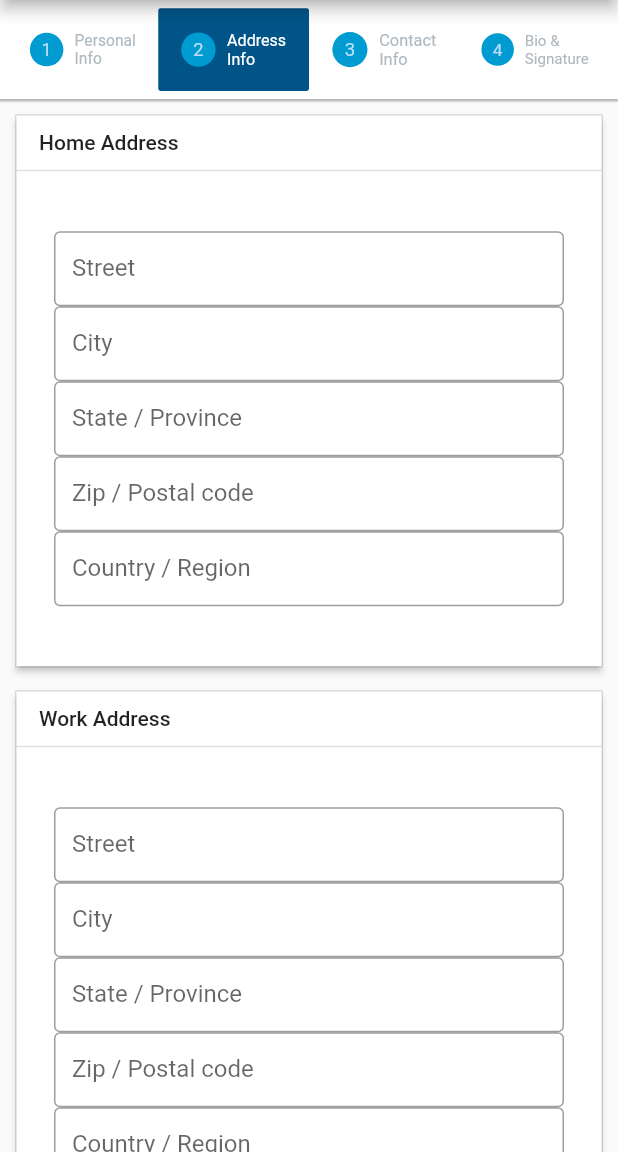
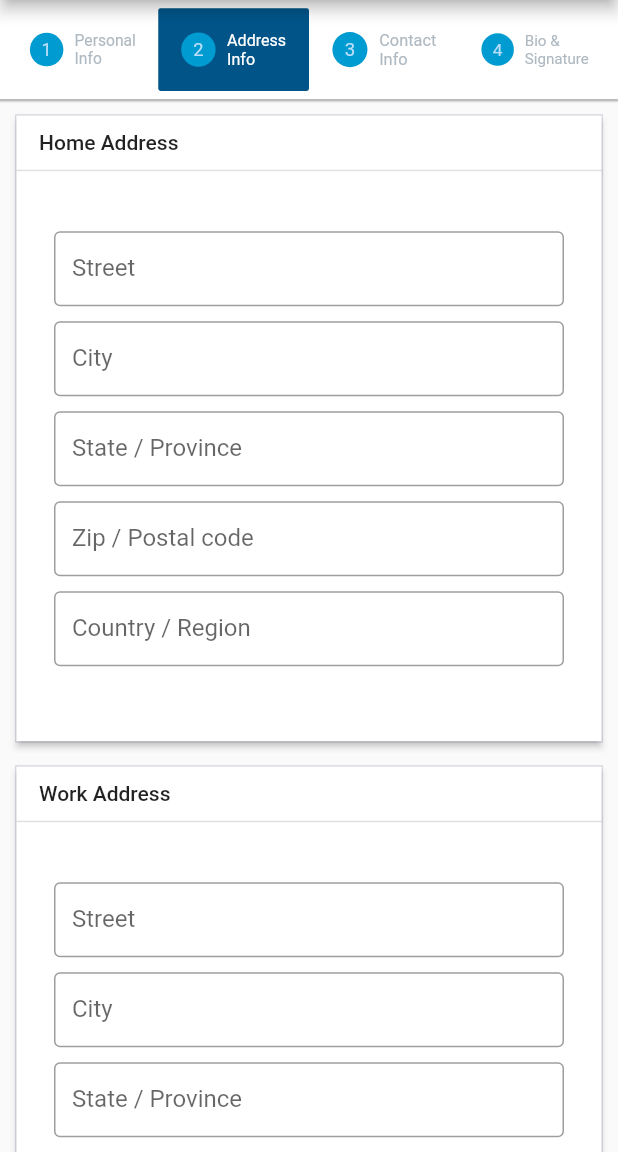
Before and after one commit to startx88/aprio, a Flutter app: the EditContactScreen screen opened by its route, after a tap on an icon or button, on a phone screen of 412 x 824 dp, the part 84-1236 px from its top. Run offline on Flutter 3.47's test engine with Material 2 defaults, Android fonts, the phone set to English and light mode, and no system bars; our stand-ins replace font_awesome_flutter; network calls fail.

Commit message:
update latest files

```diff
--- a/lib/screens/contact/address_info.dart
+++ b/lib/screens/contact/address_info.dart
@@ -24,6 +24,7 @@ class AddressInformation extends StatelessWidget {
                       children: [
                         Container(
                           height: 50,
+                          margin: const EdgeInsets.only(bottom: 10.0),
                           child: TextField(
                             keyboardType: TextInputType.text,
                             decoration: InputDecoration(
@@ -34,6 +35,7 @@ class AddressInformation extends StatelessWidget {
                         ),
                         Container(
                           height: 50,
+                          margin: const EdgeInsets.only(bottom: 10.0),
                           child: TextField(
                             keyboardType: TextInputType.text,
                             decoration: InputDecoration(
@@ -44,6 +46,7 @@ class AddressInformation extends StatelessWidget {
                         ),
                         Container(
                           height: 50,
+                          margin: const EdgeInsets.only(bottom: 10.0),
                           child: TextField(
                             keyboardType: TextInputType.text,
                             decoration: InputDecoration(
@@ -54,6 +57,7 @@ class AddressInformation extends StatelessWidget {
                         ),
                         Container(
                           height: 50,
+                          margin: const EdgeInsets.only(bottom: 10.0),
                           child: TextField(
                             keyboardType: TextInputType.text,
                             decoration: InputDecoration(
@@ -64,6 +68,7 @@ class AddressInformation extends StatelessWidget {
                         ),
                         Container(
                           height: 50,
+                          margin: const EdgeInsets.only(bottom: 10.0),
                           child: TextField(
                             keyboardType: TextInputType.text,
                             decoration: InputDecoration(
@@ -88,6 +93,7 @@ class AddressInformation extends StatelessWidget {
                       children: [
                         Container(
                           height: 50,
+                          margin: const EdgeInsets.only(bottom: 10.0),
                           child: TextField(
                             keyboardType: TextInputType.text,
                             decoration: InputDecoration(
@@ -98,6 +104,7 @@ class AddressInformation extends StatelessWidget {
                         ),
                         Container(
                           height: 50,
+                          margin: const EdgeInsets.only(bottom: 10.0),
                           child: TextField(
                             keyboardType: TextInputType.text,
                             decoration: InputDecoration(
@@ -108,6 +115,7 @@ class AddressInformation extends StatelessWidget {
                         ),
                         Container(
                           height: 50,
+                          margin: const EdgeInsets.only(bottom: 10.0),
                           child: TextField(
                             keyboardType: TextInputType.text,
                             decoration: InputDecoration(
@@ -118,6 +126,7 @@ class AddressInformation extends StatelessWidget {
                         ),
                         Container(
                           height: 50,
+                          margin: const EdgeInsets.only(bottom: 10.0),
                           child: TextField(
                             keyboardType: TextInputType.text,
                             decoration: InputDecoration(
@@ -128,6 +137,7 @@ class AddressInformation extends StatelessWidget {
                         ),
                         Container(
                           height: 50,
+                          margin: const EdgeInsets.only(bottom: 10.0),
                           child: TextField(
                             keyboardType: TextInputType.text,
                             decoration: InputDecoration(
--- a/lib/screens/contact/personal_info.dart
+++ b/lib/screens/contact/personal_info.dart
@@ -69,6 +69,7 @@ class PersonalInfo extends StatelessWidget {
                       child: Column(
                         children: [
                           Container(
+                            margin: const EdgeInsets.only(bottom: 10.0),
                             height: 50,
                             child: TextField(
                               keyboardType: TextInputType.text,
@@ -80,6 +81,7 @@ class PersonalInfo extends StatelessWidget {
                           ),
                           Container(
                             height: 50,
+                            margin: const EdgeInsets.only(bottom: 10.0),
                             child: TextField(
                               keyboardType: TextInputType.text,
                               decoration: InputDecoration(
@@ -90,6 +92,7 @@ class PersonalInfo extends StatelessWidget {
                           ),
                           Container(
                             height: 50,
+                            margin: const EdgeInsets.only(bottom: 10.0),
                             child: TextField(
                               keyboardType: TextInputType.text,
                               decoration: InputDecoration(
--- a/pubspec.yaml
+++ b/pubspec.yaml
@@ -21,8 +21,6 @@ environment:
   sdk: ">=2.7.0 <3.0.0"
 
 dependencies:
-  zefyr:
-  #flutter_icons: ^1.1.0
   quill_delta: ^1.0.2
   responsive_table: ^0.1.1+8
   intl: ^0.16.1
```
Also changed, not shown: lib/models/Note.dart (deleted, +0 -9 lines), lib/screens/contact/contact_info.dart (+11 -1 lines), pubspec.lock.
